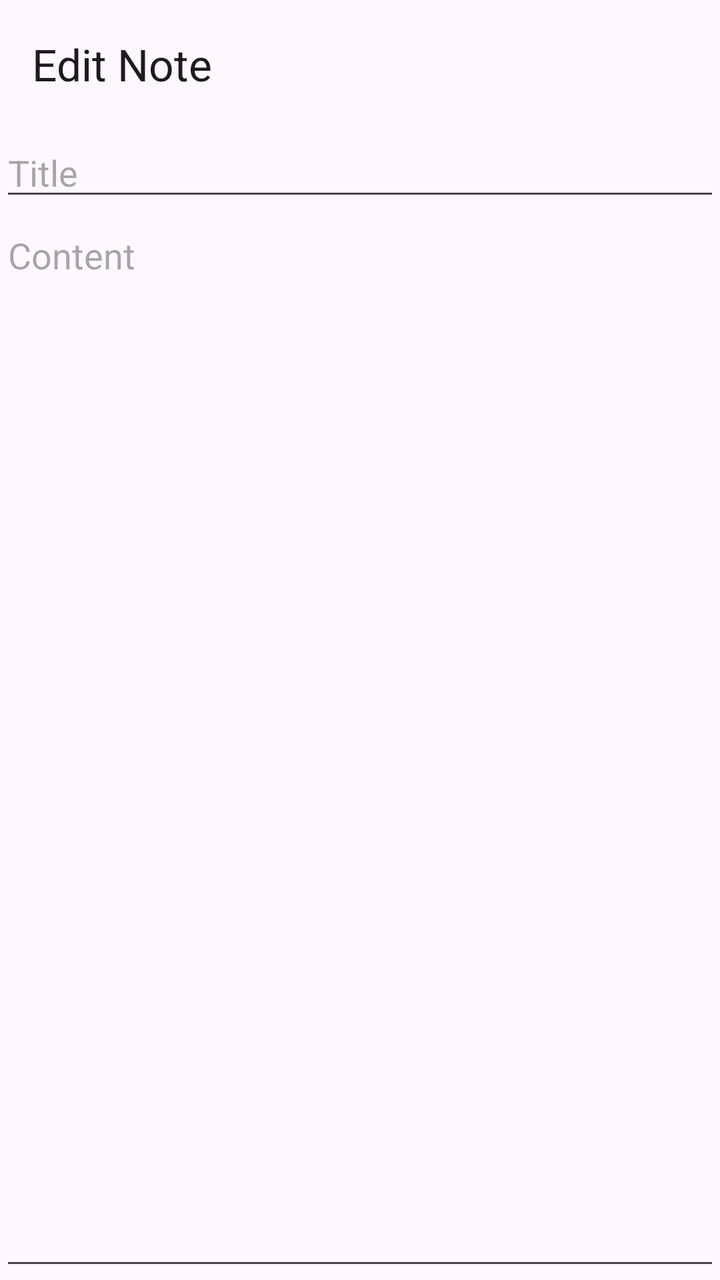
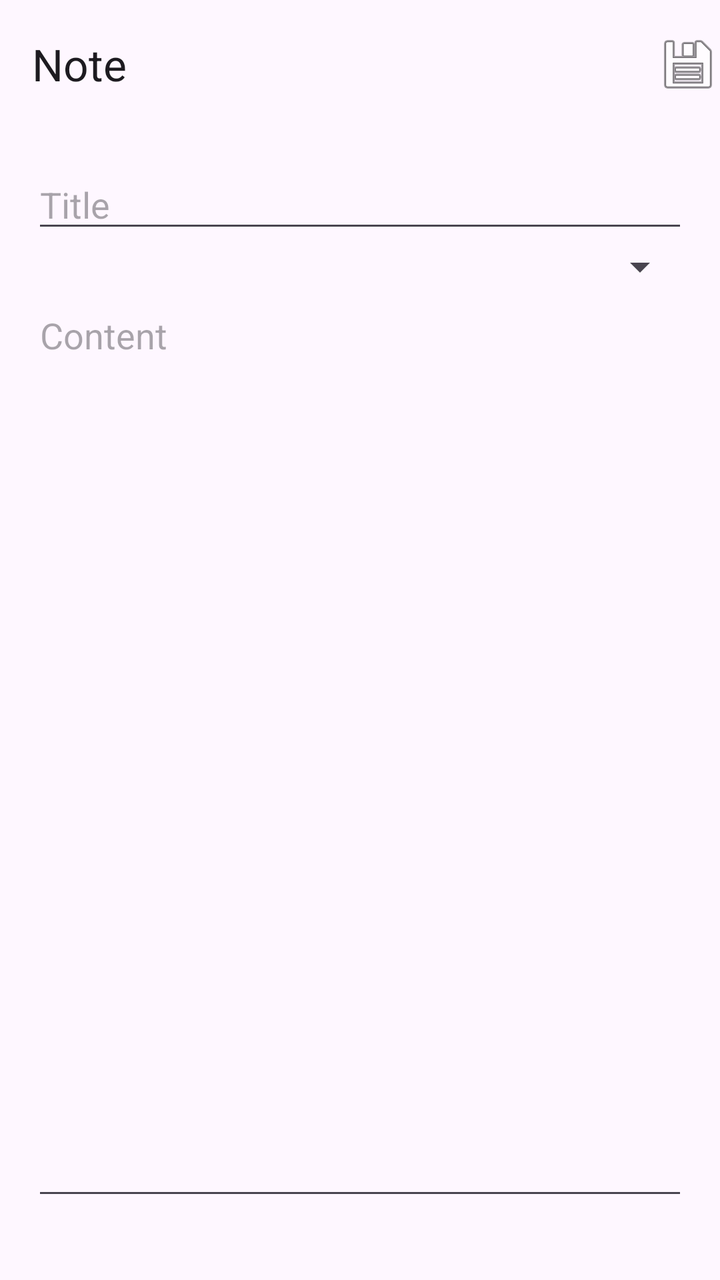

Before-and-after screenshots of an Android layout around one commit, followed by the original layout XML and the change that was made.
<!-- AndroidManifest.xml: application theme Theme.NoteApp -->
<!-- res/layout/activity_note.xml -->
<LinearLayout xmlns:android="http://schemas.android.com/apk/res/android"
    xmlns:app="http://schemas.android.com/apk/res-auto"
    android:layout_width="match_parent"
    android:layout_height="match_parent"
    android:orientation="vertical">

    <androidx.appcompat.widget.Toolbar
        android:id="@+id/toolbar"
        android:layout_width="match_parent"
        android:layout_height="?attr/actionBarSize"
        app:title="Edit Note" />

    <EditText
        android:id="@+id/noteTitle"
        android:layout_width="match_parent"
        android:layout_height="wrap_content"
        android:hint="Title" />

    <EditText
        android:id="@+id/noteContent"
        android:layout_width="match_parent"
        android:layout_height="0dp"
        android:layout_weight="1"
        android:gravity="top"
        android:hint="Content" />
</LinearLayout>
<!-- resources referenced by this layout -->
<resources>
  <style name="Theme.NoteApp" parent="Base.Theme.NoteApp" />
  <style name="Base.Theme.NoteApp" parent="Theme.Material3.DayNight.NoActionBar">
          
          
      </style>
</resources>

<!-- the commit's change to res/layout/activity_note.xml (unified diff, before → after) -->
@@ -1,26 +1,59 @@
-<LinearLayout xmlns:android="http://schemas.android.com/apk/res/android"
+<?xml version="1.0" encoding="utf-8"?>
+<androidx.coordinatorlayout.widget.CoordinatorLayout xmlns:android="http://schemas.android.com/apk/res/android"
     xmlns:app="http://schemas.android.com/apk/res-auto"
     android:layout_width="match_parent"
-    android:layout_height="match_parent"
-    android:orientation="vertical">
+    android:layout_height="match_parent">
 
-    <androidx.appcompat.widget.Toolbar
-        android:id="@+id/toolbar"
+    <com.google.android.material.appbar.AppBarLayout
         android:layout_width="match_parent"
-        android:layout_height="?attr/actionBarSize"
-        app:title="Edit Note" />
+        android:layout_height="wrap_content">
 
-    <EditText
-        android:id="@+id/noteTitle"
+        <androidx.appcompat.widget.Toolbar
+            android:id="@+id/toolbar"
+            android:layout_width="match_parent"
+            android:layout_height="?attr/actionBarSize"
+            app:title="Note">
+
+            <ImageButton
+                android:id="@+id/saveButton"
+                android:layout_width="wrap_content"
+                android:layout_height="wrap_content"
+                android:layout_gravity="end"
+                android:src="@android:drawable/ic_menu_save"
+                android:contentDescription="Save Note"
+                android:background="?attr/actionBarItemBackground" />
+        </androidx.appcompat.widget.Toolbar>
+    </com.google.android.material.appbar.AppBarLayout>
+
+    <LinearLayout
         android:layout_width="match_parent"
-        android:layout_height="wrap_content"
-        android:hint="Title" />
+        android:layout_height="match_parent"
+        android:orientation="vertical"
+        android:padding="16dp"
+        app:layout_behavior="@string/appbar_scrolling_view_behavior">
 
-    <EditText
-        android:id="@+id/noteContent"
-        android:layout_width="match_parent"
-        android:layout_height="0dp"
-        android:layout_weight="1"
-        android:gravity="top"
-        android:hint="Content" />
-</LinearLayout>
+        <EditText
+            android:id="@+id/noteTitle"
+            android:layout_width="match_parent"
+            android:layout_height="wrap_content"
+            android:hint="Title" />
+
+        <Spinner
+            android:id="@+id/folderSpinner"
+            android:layout_width="match_parent"
+            android:layout_height="wrap_content" />
+
+        <EditText
+            android:id="@+id/noteContent"
+            android:layout_width="match_parent"
+            android:layout_height="0dp"
+            android:layout_weight="1"
+            android:hint="Content"
+            android:gravity="top" />
+
+        <TextView
+            android:id="@+id/statsView"
+            android:layout_width="match_parent"
+            android:layout_height="wrap_content" />
+    </LinearLayout>
+</androidx.coordinatorlayout.widget.CoordinatorLayout>
